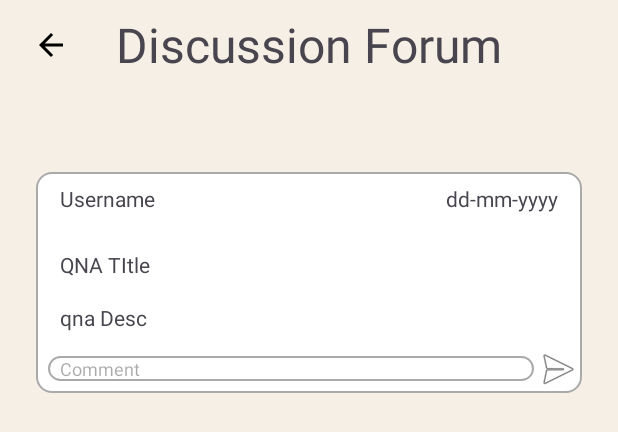
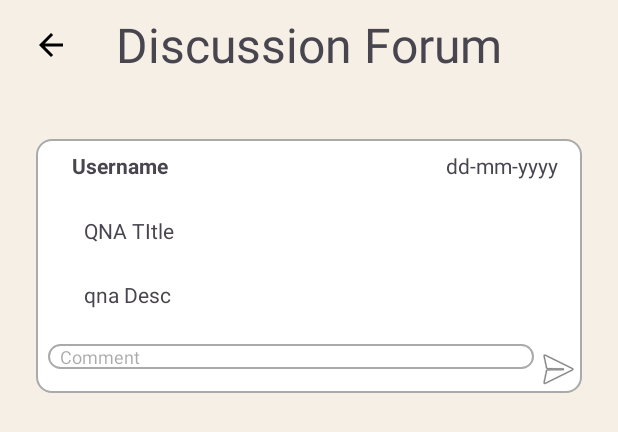
Before and after one commit to Nox-Matt/PlantAppApplication, an Android app: the layout activity_detail_form.xml on its own in the app's theme, with its tools: preview values and no code run, on a phone screen of 412 x 824 dp. Shown: the top 432 px of the screen. Run offline under Robolectric (Android 15) with nearby library versions, the light colour scheme and no system bars.

Commit message:
Bug fixes, clean up, and Camera

```diff
--- a/app/src/main/java/com/example/plant/Util.kt
+++ b/app/src/main/java/com/example/plant/Util.kt
@@ -67,7 +67,7 @@ fun createCustomTempFile(context: Context): File {
     return File.createTempFile(timeStamp, ".jpg", filesDir)
 }
 
-fun Bitmap.getRotatedBitmap(file: File): Bitmap? {
+fun Bitmap.getRotatedBitmap(file: File): Bitmap {
     val orientation = ExifInterface(file).getAttributeInt(
         ExifInterface.TAG_ORIENTATION, ExifInterface.ORIENTATION_UNDEFINED
     )
--- a/app/src/main/java/com/example/plant/ui/form/FormFragment.kt
+++ b/app/src/main/java/com/example/plant/ui/form/FormFragment.kt
@@ -38,6 +38,7 @@ class FormFragment : Fragment() {
             val intent = Intent(context, DetailFormActivity::class.java)
             intent.putExtra("form_id", form.id)
             intent.putExtra("form_title", form.title)
+            intent.putExtra("form_date",form.createdAt)
             intent.putExtra("form_description", form.question)
             intent.putExtra("form_username", form.username)
             startActivity(intent)
--- a/app/src/main/res/layout/activity_add_form.xml
+++ b/app/src/main/res/layout/activity_add_form.xml
@@ -44,6 +44,7 @@
         android:hint="Question Title"
         android:inputType="text"
         android:paddingStart="8dp"
+        android:paddingEnd= "8dp"
         app:layout_constraintBottom_toTopOf="@+id/editQuestion"
         app:layout_constraintEnd_toEndOf="parent"
         app:layout_constraintStart_toStartOf="parent"
@@ -60,6 +61,7 @@
         android:background="@drawable/custom_input"
         android:ems="10"
         android:paddingStart="8dp"
+        android:paddingEnd="8dp"
         android:inputType="text"
         android:hint="Insert your question here"
         app:layout_constraintBottom_toTopOf="@+id/btnSubmitQuestion"
@@ -84,7 +86,7 @@
         android:layout_width="wrap_content"
         android:layout_height="wrap_content"
         android:text="@string/titleAddForm"
-        android:textSize="32dp"
+        android:textSize="32sp"
         app:layout_constraintBottom_toTopOf="@+id/editQuestion"
         app:layout_constraintEnd_toEndOf="parent"
         app:layout_constraintHorizontal_bias="0.496"
--- a/app/src/main/res/layout/activity_detail_form.xml
+++ b/app/src/main/res/layout/activity_detail_form.xml
@@ -13,7 +13,7 @@
         android:layout_height="wrap_content"
         android:layout_marginTop="8dp"
         android:text="@string/discussion_forum"
-        android:textSize="32dp"
+        android:textSize="32sp"
         app:layout_constraintEnd_toEndOf="parent"
         app:layout_constraintStart_toStartOf="parent"
         app:layout_constraintTop_toTopOf="parent" />
@@ -23,14 +23,15 @@
         android:layout_width="0dp"
         android:layout_height="0dp"
         android:layout_marginStart="24dp"
-        android:layout_marginTop="63dp"
         android:layout_marginEnd="24dp"
         android:layout_marginBottom="16dp"
         android:background="@drawable/custom_input"
         app:layout_constraintBottom_toTopOf="@+id/guideline4"
         app:layout_constraintEnd_toEndOf="parent"
+        app:layout_constraintHorizontal_bias="0.0"
         app:layout_constraintStart_toStartOf="parent"
-        app:layout_constraintTop_toBottomOf="@+id/textFormTitle" />
+        app:layout_constraintTop_toTopOf="@+id/guideline8"
+        app:layout_constraintVertical_bias="0.0" />
 
     <androidx.constraintlayout.widget.Guideline
         android:id="@+id/guideline4"
@@ -68,12 +69,13 @@
         android:layout_height="wrap_content"
         android:layout_marginStart="8dp"
         android:layout_marginEnd="32dp"
-        android:layout_marginBottom="8dp"
+        android:layout_marginBottom="16dp"
         android:background="@drawable/custom_input"
+        android:hint="@string/commentEditText"
         android:inputType="text"
         android:paddingStart="8dp"
-        android:hint="@string/commentEditText"
-        android:textSize="12dp"
+        android:paddingEnd="8dp"
+        android:textSize="12sp"
         app:layout_constraintBottom_toBottomOf="@+id/banner"
         app:layout_constraintEnd_toEndOf="@+id/banner"
         app:layout_constraintStart_toStartOf="@+id/banner" />
@@ -104,9 +106,10 @@
 
     <TextView
         android:id="@+id/detailUsername"
+        android:textStyle="bold"
         android:layout_width="wrap_content"
         android:layout_height="wrap_content"
-        android:layout_marginStart="16dp"
+        android:layout_marginStart="24dp"
         android:layout_marginTop="8dp"
         android:text="@string/username"
         app:layout_constraintStart_toStartOf="@+id/banner"
@@ -124,23 +127,27 @@
 
     <TextView
         android:id="@+id/detailQnA"
-        android:layout_width="wrap_content"
+        android:layout_width="0dp"
         android:layout_height="wrap_content"
-        android:layout_marginStart="16dp"
-        android:layout_marginBottom="16dp"
+        android:layout_marginStart="32dp"
+        android:layout_marginTop="24dp"
         android:text="@string/qna_title"
-        app:layout_constraintBottom_toTopOf="@+id/qnaQuestion"
-        app:layout_constraintStart_toStartOf="@+id/banner" />
+        app:layout_constraintStart_toStartOf="@+id/banner"
+        app:layout_constraintEnd_toEndOf="@+id/banner"
+        app:layout_constraintTop_toBottomOf="@+id/detailUsername" />
 
     <TextView
         android:id="@+id/qnaQuestion"
-        android:layout_width="wrap_content"
+        android:layout_width="0dp"
         android:layout_height="wrap_content"
-        android:layout_marginStart="16dp"
-        android:layout_marginBottom="16dp"
+        android:layout_marginStart="32dp"
+        android:ellipsize="end"
+        android:maxLines="3"
         android:text="@string/qna_desc"
+        app:layout_constraintEnd_toEndOf="@+id/banner"
         app:layout_constraintBottom_toTopOf="@+id/commentText"
-        app:layout_constraintStart_toStartOf="@+id/banner" />
+        app:layout_constraintStart_toStartOf="@+id/banner"
+        app:layout_constraintTop_toBottomOf="@+id/detailQnA" />
 
     <TextView
         android:id="@+id/emptyFormCondition"
@@ -153,4 +160,11 @@
         app:layout_constraintStart_toStartOf="parent"
         app:layout_constraintTop_toTopOf="parent" />
 
+    <androidx.constraintlayout.widget.Guideline
+        android:id="@+id/guideline8"
+        android:layout_width="wrap_content"
+        android:layout_height="wrap_content"
+        android:orientation="horizontal"
+        app:layout_constraintGuide_begin="93dp" />
+
 </androidx.constraintlayout.widget.ConstraintLayout>
--- a/app/src/main/res/layout/activity_login.xml
+++ b/app/src/main/res/layout/activity_login.xml
@@ -25,7 +25,7 @@
         android:layout_width="wrap_content"
         android:layout_height="wrap_content"
         android:text="@string/welcome"
-        android:textSize="60dp"
+        android:textSize="60sp"
         android:textStyle="bold"
         app:layout_constraintBottom_toBottomOf="parent"
         app:layout_constraintLeft_toLeftOf="parent"
--- a/app/src/main/res/layout/activity_welcome.xml
+++ b/app/src/main/res/layout/activity_welcome.xml
@@ -20,7 +20,7 @@
         android:layout_width="wrap_content"
         android:layout_height="wrap_content"
         android:textColor="#228b22"
-        android:textSize="60dp"
+        android:textSize="60sp"
         android:text="@string/welcome"
         app:layout_constraintTop_toBottomOf="@id/img_leaf"
         app:layout_constraintRight_toLeftOf="parent"
--- a/app/src/main/res/layout/fragment_form.xml
+++ b/app/src/main/res/layout/fragment_form.xml
@@ -36,7 +36,7 @@
         android:layout_width="wrap_content"
         android:layout_height="wrap_content"
         android:text="@string/discussion_forum"
-        android:textSize="32dp"
+        android:textSize="32sp"
         app:layout_constraintBottom_toTopOf="@+id/questionRecycler"
         app:layout_constraintEnd_toEndOf="parent"
         app:layout_constraintStart_toStartOf="parent"
--- a/app/src/main/res/layout/fragment_home.xml
+++ b/app/src/main/res/layout/fragment_home.xml
@@ -96,7 +96,7 @@
         android:layout_marginTop="54dp"
         android:textStyle="bold"
         android:text="Hello,"
-        android:textSize="30dp"
+        android:textSize="30sp"
         app:layout_constraintBottom_toTopOf="@+id/quoteText"
         app:layout_constraintStart_toStartOf="parent"
         app:layout_constraintTop_toTopOf="parent" />
@@ -106,7 +106,7 @@
         android:layout_height="wrap_content"
         android:layout_marginTop="54dp"
         android:text="Name!"
-        android:textSize="30dp"
+        android:textSize="30sp"
         app:layout_constraintBottom_toTopOf="@+id/quoteText"
         app:layout_constraintLeft_toRightOf="@+id/greetingText"
         app:layout_constraintTop_toTopOf="parent" />
--- a/app/src/main/res/layout/fragment_step1.xml
+++ b/app/src/main/res/layout/fragment_step1.xml
@@ -9,7 +9,7 @@
     <!-- TODO: Update blank fragment layout -->
     <TextView
         android:id="@+id/txt_step"
-        android:textSize="20dp"
+        android:textSize="20sp"
         android:textStyle="bold"
         app:layout_constraintTop_toTopOf="parent"
         app:layout_constraintLeft_toLeftOf="parent"
--- a/app/src/main/res/layout/fragment_step2.xml
+++ b/app/src/main/res/layout/fragment_step2.xml
@@ -9,7 +9,7 @@
     <!-- TODO: Update blank fragment layout -->
     <TextView
         android:id="@+id/txt_step"
-        android:textSize="20dp"
+        android:textSize="20sp"
         android:textStyle="bold"
         app:layout_constraintTop_toTopOf="parent"
         app:layout_constraintLeft_toLeftOf="parent"
--- a/app/src/main/res/layout/fragment_step3.xml
+++ b/app/src/main/res/layout/fragment_step3.xml
@@ -9,7 +9,7 @@
     <!-- TODO: Update blank fragment layout -->
     <TextView
         android:id="@+id/txt_step"
-        android:textSize="20dp"
+        android:textSize="20sp"
         android:textStyle="bold"
         app:layout_constraintTop_toTopOf="parent"
         app:layout_constraintLeft_toLeftOf="parent"
--- a/app/src/main/res/layout/fragment_step4.xml
+++ b/app/src/main/res/layout/fragment_step4.xml
@@ -9,7 +9,7 @@
     <!-- TODO: Update blank fragment layout -->
     <TextView
         android:id="@+id/txt_step"
-        android:textSize="20dp"
+        android:textSize="20sp"
         android:textStyle="bold"
         app:layout_constraintTop_toTopOf="parent"
         app:layout_constraintLeft_toLeftOf="parent"
--- a/app/src/main/res/layout/fragment_step5.xml
+++ b/app/src/main/res/layout/fragment_step5.xml
@@ -10,7 +10,7 @@
     <TextView
         android:id="@+id/txt_step"
         android:textStyle="bold"
-        android:textSize="20dp"
+        android:textSize="20sp"
         app:layout_constraintTop_toTopOf="parent"
         app:layout_constraintLeft_toLeftOf="parent"
         android:layout_width="wrap_content"
--- a/app/src/main/res/values-night/themes.xml
+++ /dev/null
@@ -1,21 +0,0 @@
-<resources xmlns:tools="http://schemas.android.com/tools">
-    <!-- Base application theme. -->
-    <style name="Theme.Plant" parent="Theme.MaterialComponents.DayNight.DarkActionBar">
-        <!-- Primary brand color. -->
-        <item name="colorPrimary">@color/purple_200</item>
-        <item name="colorPrimaryVariant">@color/purple_700</item>
-        <item name="colorOnPrimary">@color/black</item>
-        <!-- Secondary brand color. -->
-        <item name="colorSecondary">@color/teal_200</item>
-        <item name="colorSecondaryVariant">@color/teal_200</item>
-        <item name="colorOnSecondary">@color/black</item>
-        <!-- Status bar color. -->
-        <item name="android:statusBarColor">?attr/colorPrimaryVariant</item>
-        <!-- Customize your theme here. -->
-    </style>
-    <!-- Base application theme. -->
-    <style name="Base.Theme.Plant" parent="Theme.Material3.DayNight.NoActionBar">
-        <!-- Customize your dark theme here. -->
-        <!-- <item name="colorPrimary">@color/my_dark_primary</item> -->
-    </style>
-</resources>
--- a/app/src/main/res/values/themes.xml
+++ b/app/src/main/res/values/themes.xml
@@ -30,7 +30,6 @@
         <item name="stIconStart">@drawable/ic_delete</item>
     </style>
 
-
     <style name= "Theme.App.SplashScreen" parent="Theme.SplashScreen">
         <item name="windowSplashScreenBackground">@color/white</item>
         <item name="windowSplashScreenAnimatedIcon">@drawable/plant_logo</item>
```
Also changed, not shown: app/src/main/java/com/example/plant/ui/form/CommentAdapter.kt (+16 -1 lines), app/src/main/java/com/example/plant/ui/form/DetailFormActivity.kt (+16 -1 lines), app/src/main/java/com/example/plant/ui/form/FormAdapter.kt (+16 -2 lines), app/src/main/java/com/example/plant/ui/register/RegisterActivity.kt (+5 -8 lines), app/src/main/res/layout/activity_register.xml (+4 -4 lines).
